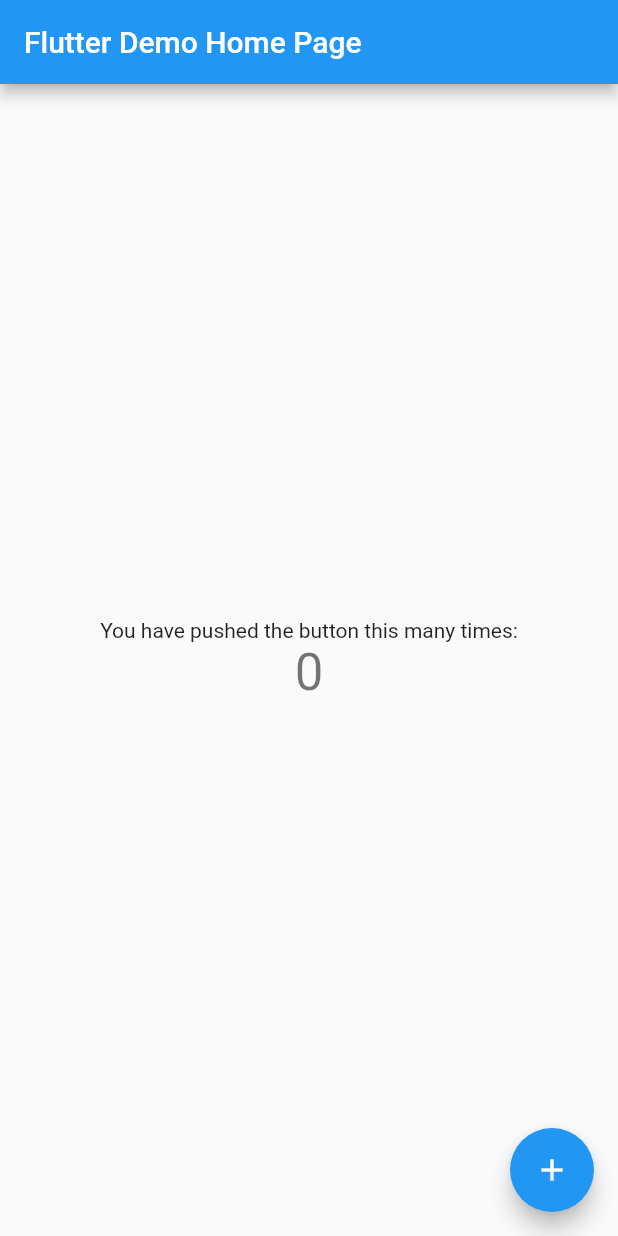
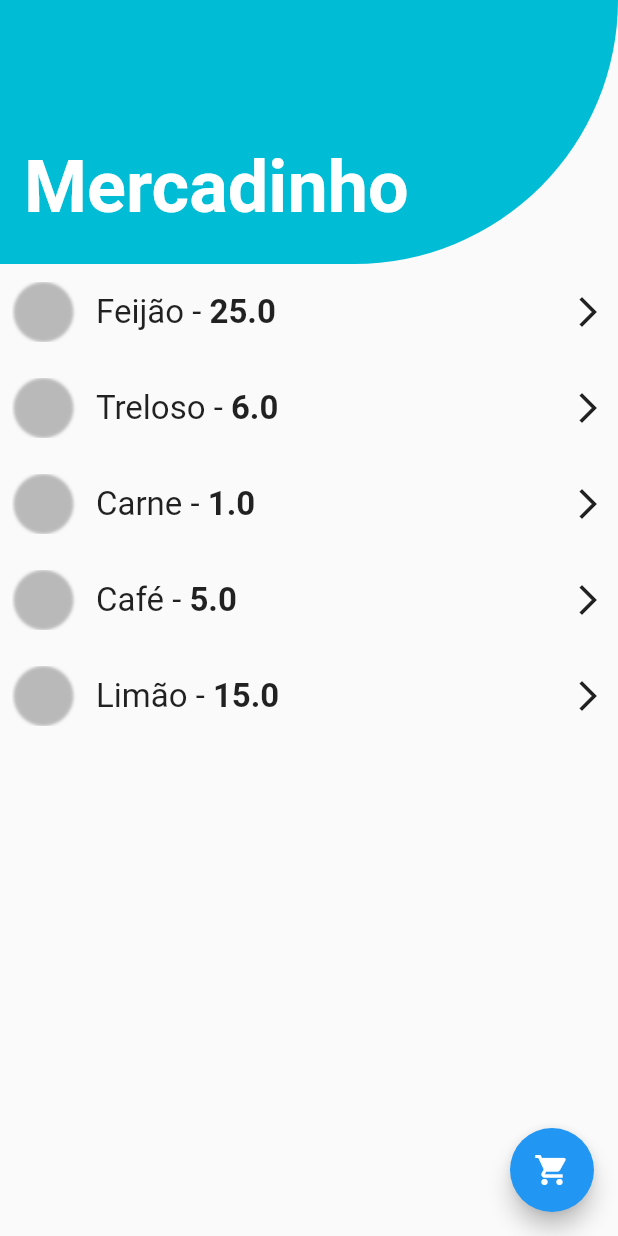
Before and after one commit to wallrony/Mercadinho, a Flutter app: the screen it shows after launch, on a phone screen of 412 x 824 dp. Run offline on Flutter 3.47's test engine with Material 2 defaults, Android fonts, the phone set to English and light mode, and no system bars; our stand-ins replace toast.

Commit message:
Commit inicial do app

```diff
--- /dev/null
+++ b/lib/core/models/product.dart
@@ -0,0 +1,15 @@
+class Product {
+  int _id;
+  String _nome;
+  double _preco;
+
+  int get id => _id;
+  String get nome => _nome;
+  double get preco => _preco;
+
+  Product(int id, String nome, double preco) {
+    this._id = id;
+    this._nome = nome;
+    this._preco = preco;
+  }
+}
--- a/lib/main.dart
+++ b/lib/main.dart
@@ -1,117 +1,21 @@
 import 'package:flutter/material.dart';
+import 'package:mercadinho/ui/pages/home_page.dart';
 
 void main() {
   runApp(MyApp());
 }
 
 class MyApp extends StatelessWidget {
-  // This widget is the root of your application.
   @override
   Widget build(BuildContext context) {
     return MaterialApp(
+      debugShowCheckedModeBanner: false,
       title: 'Flutter Demo',
       theme: ThemeData(
-        // This is the theme of your application.
-        //
-        // Try running your application with "flutter run". You'll see the
-        // application has a blue toolbar. Then, without quitting the app, try
-        // changing the primarySwatch below to Colors.green and then invoke
-        // "hot reload" (press "r" in the console where you ran "flutter run",
-        // or simply save your changes to "hot reload" in a Flutter IDE).
-        // Notice that the counter didn't reset back to zero; the application
-        // is not restarted.
         primarySwatch: Colors.blue,
-        // This makes the visual density adapt to the platform that you run
-        // the app on. For desktop platforms, the controls will be smaller and
-        // closer together (more dense) than on mobile platforms.
         visualDensity: VisualDensity.adaptivePlatformDensity,
       ),
-      home: MyHomePage(title: 'Flutter Demo Home Page'),
+      home: HomePage(),
     );
   }
 }
-
-class MyHomePage extends StatefulWidget {
-  MyHomePage({Key key, this.title}) : super(key: key);
-
-  // This widget is the home page of your application. It is stateful, meaning
-  // that it has a State object (defined below) that contains fields that affect
-  // how it looks.
-
-  // This class is the configuration for the state. It holds the values (in this
-  // case the title) provided by the parent (in this case the App widget) and
-  // used by the build method of the State. Fields in a Widget subclass are
-  // always marked "final".
-
-  final String title;
-
-  @override
-  _MyHomePageState createState() => _MyHomePageState();
-}
-
-class _MyHomePageState extends State<MyHomePage> {
-  int _counter = 0;
-
-  void _incrementCounter() {
-    setState(() {
-      // This call to setState tells the Flutter framework that something has
-      // changed in this State, which causes it to rerun the build method below
-      // so that the display can reflect the updated values. If we changed
-      // _counter without calling setState(), then the build method would not be
-      // called again, and so nothing would appear to happen.
-      _counter++;
-    });
-  }
-
-  @override
-  Widget build(BuildContext context) {
-    // This method is rerun every time setState is called, for instance as done
-    // by the _incrementCounter method above.
-    //
-    // The Flutter framework has been optimized to make rerunning build methods
-    // fast, so that you can just rebuild anything that needs updating rather
-    // than having to individually change instances of widgets.
-    return Scaffold(
-      appBar: AppBar(
-        // Here we take the value from the MyHomePage object that was created by
-        // the App.build method, and use it to set our appbar title.
-        title: Text(widget.title),
-      ),
-      body: Center(
-        // Center is a layout widget. It takes a single child and positions it
-        // in the middle of the parent.
-        child: Column(
-          // Column is also a layout widget. It takes a list of children and
-          // arranges them vertically. By default, it sizes itself to fit its
-          // children horizontally, and tries to be as tall as its parent.
-          //
-          // Invoke "debug painting" (press "p" in the console, choose the
-          // "Toggle Debug Paint" action from the Flutter Inspector in Android
-          // Studio, or the "Toggle Debug Paint" command in Visual Studio Code)
-          // to see the wireframe for each widget.
-          //
-          // Column has various properties to control how it sizes itself and
-          // how it positions its children. Here we use mainAxisAlignment to
-          // center the children vertically; the main axis here is the vertical
-          // axis because Columns are vertical (the cross axis would be
-          // horizontal).
-          mainAxisAlignment: MainAxisAlignment.center,
-          children: <Widget>[
-            Text(
-              'You have pushed the button this many times:',
-            ),
-            Text(
-              '$_counter',
-              style: Theme.of(context).textTheme.headline4,
-            ),
-          ],
-        ),
-      ),
-      floatingActionButton: FloatingActionButton(
-        onPressed: _incrementCounter,
-        tooltip: 'Increment',
-        child: Icon(Icons.add),
-      ), // This trailing comma makes auto-formatting nicer for build methods.
-    );
-  }
-}
--- /dev/null
+++ b/lib/ui/pages/home_page.dart
@@ -0,0 +1,158 @@
+import 'package:flutter/material.dart';
+import 'package:mercadinho/core/models/product.dart';
+import 'package:toast/toast.dart';
+
+class HomePage extends StatefulWidget {
+  @override
+  _HomePageState createState() => _HomePageState();
+}
+
+class _HomePageState extends State<HomePage> {
+  List<int> selectedIds = [];
+
+  @override
+  void initState() {
+    super.initState();
+  }
+
+  @override
+  Widget build(BuildContext context) {
+    return Scaffold(
+      floatingActionButton: FloatingActionButton(
+        child: Icon(
+          Icons.local_grocery_store,
+        ),
+        onPressed: calculateBuy,
+      ),
+      body: SafeArea(
+        child: Column(
+          children: <Widget>[
+            Container(
+              width: double.infinity,
+              decoration: BoxDecoration(
+                color: Colors.cyan,
+                borderRadius: BorderRadius.only(
+                  bottomRight: Radius.circular(248),
+                ),
+              ),
+              padding: EdgeInsets.only(left: 16, top: 96, bottom: 24),
+              child: Text(
+                'Mercadinho',
+                style: TextStyle(
+                  fontSize: 48,
+                  fontWeight: FontWeight.bold,
+                  color: Colors.white,
+                ),
+              ),
+            ),
+            Expanded(
+              child: makeProductList(),
+            ),
+          ],
+        ),
+      ),
+    );
+  }
+
+  List<Product> getProducts() {
+    return [
+      Product(0, "Feijão", 25),
+      Product(1, "Treloso", 6),
+      Product(2, "Carne", 1),
+      Product(3, "Café", 5),
+      Product(4, "Limão", 15),
+    ];
+  }
+
+  makeProductList() {
+    return ListView(
+      children: <Widget>[
+        for (Product product in getProducts()) makeProductItem(product),
+      ],
+    );
+  }
+
+  makeProductItem(Product product) {
+    return Container(
+      padding: EdgeInsets.all(8),
+      margin: EdgeInsets.only(top: 4, bottom: 4),
+      child: Row(
+        mainAxisAlignment: MainAxisAlignment.spaceBetween,
+        crossAxisAlignment: CrossAxisAlignment.center,
+        children: [
+          Wrap(
+            crossAxisAlignment: WrapCrossAlignment.center,
+            children: [
+              GestureDetector(
+                onTap: () {
+                  if (selectedIds.contains(product.id)) {
+                    selectedIds.remove(product.id);
+                  } else {
+                    selectedIds.add(product.id);
+                  }
+
+                  setState(() {});
+                },
+                child: ClipRRect(
+                  child: AnimatedContainer(
+                    duration: Duration(milliseconds: 150),
+                    margin: EdgeInsets.only(right: 16),
+                    width: 40,
+                    height: 40,
+                    decoration: BoxDecoration(
+                      color: Colors.transparent,
+                      borderRadius: BorderRadius.circular(248),
+                      boxShadow: [
+                        BoxShadow(
+                          blurRadius: 1,
+                          color: selectedIds.contains(product.id)
+                              ? Colors.blue[600]
+                              : Colors.black26,
+                          offset: Offset(1, 0),
+                        ),
+                      ],
+                    ),
+                  ),
+                ),
+              ),
+              Text(
+                "${product.nome} - ",
+                style: TextStyle(
+                  fontSize: 22,
+                  color: Colors.black87,
+                ),
+              ),
+              Text(
+                "${product.preco}",
+                style: TextStyle(
+                  fontSize: 22,
+                  color: Colors.black87,
+                  fontWeight: FontWeight.bold,
+                ),
+              ),
+            ],
+          ),
+          Icon(Icons.arrow_forward_ios),
+        ],
+      ),
+    );
+  }
+
+  calculateBuy() {
+    List<Product> products = getProducts();
+    double total = 0;
+
+    for (Product product in products) {
+      if (selectedIds.contains(product.id)) {
+        total += product.preco;
+      }
+    }
+
+    Toast.show(
+      "O total da compra é $total",
+      context,
+      textColor: Colors.white,
+      backgroundColor: Colors.cyan,
+    );
+  }
+}
--- a/pubspec.yaml
+++ b/pubspec.yaml
@@ -28,6 +28,8 @@ dependencies:
   # The following adds the Cupertino Icons font to your application.
   # Use with the CupertinoIcons class for iOS style icons.
   cupertino_icons: ^0.1.3
+
+  toast: ^0.1.5
 
 dev_dependencies:
   flutter_test:
```
Also changed, not shown: lib/data/facade.dart (added), pubspec.lock.
